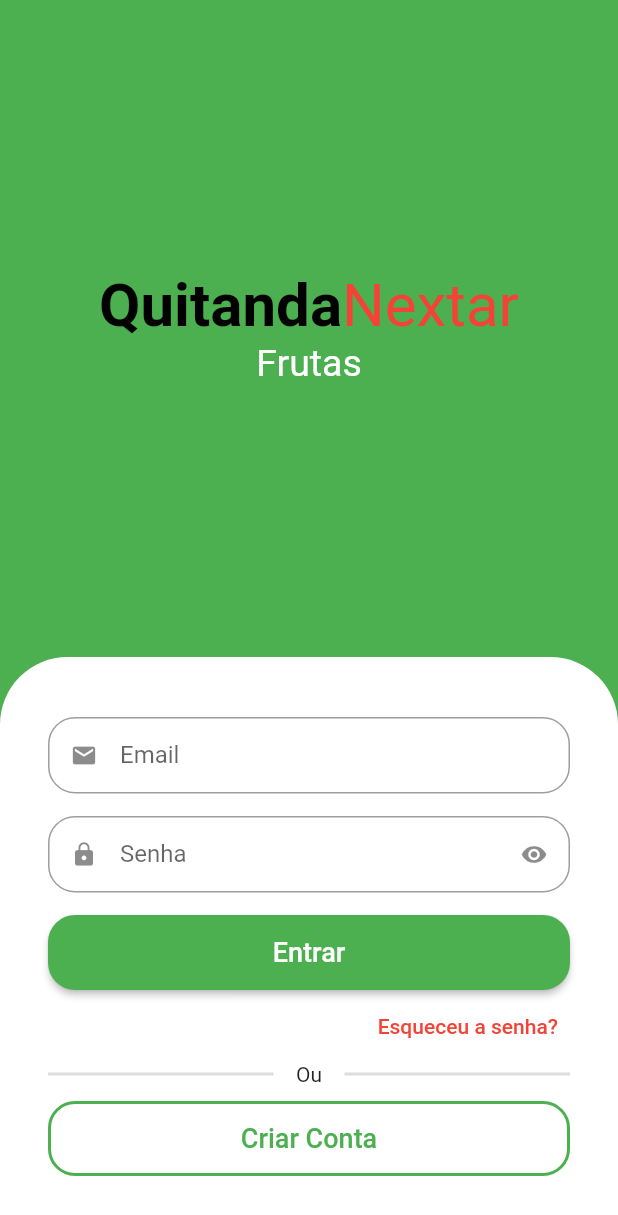
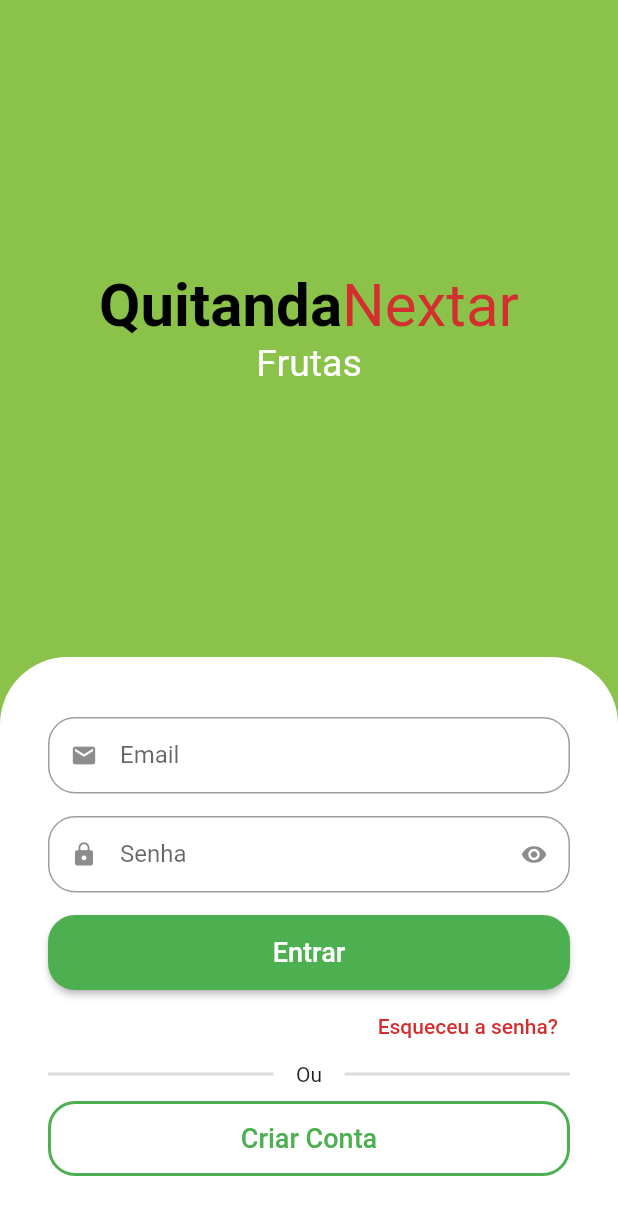
Before and after one commit to emilson-silva/quitanda_virtual, a Flutter app: the screen it shows after launch, on a phone screen of 412 x 824 dp. Shown: the top 1215 px of the screen. Run offline on Flutter 3.47's test engine with Material 2 defaults, Android fonts, the phone set to English and light mode, and no system bars; drawn by our look-alikes of animated_text_kit.

Commit message:
Criando e adc cores customizadas

```diff
--- a/lib/src/auth/sign_in_screen.dart
+++ b/lib/src/auth/sign_in_screen.dart
@@ -1,6 +1,7 @@
 import 'package:animated_text_kit/animated_text_kit.dart';
 import 'package:flutter/material.dart';
 import 'package:quitanda_virtual/src/auth/components/custom_text_field.dart';
+import 'package:quitanda_virtual/src/config/custom_colors.dart';
 
 class SignInScreen extends StatelessWidget {
   const SignInScreen({super.key});
@@ -8,20 +9,20 @@ class SignInScreen extends StatelessWidget {
   @override
   Widget build(BuildContext context) {
     return Scaffold(
-      backgroundColor: Colors.green,
+      backgroundColor: CustomColors.customSwatchColor,
       body: Column(
         children: [
           Expanded(
             child: Column(
               mainAxisAlignment: MainAxisAlignment.center,
               children: [
-                const Text.rich(
+                Text.rich(
                   TextSpan(
-                    style: TextStyle(
+                    style: const TextStyle(
                       fontSize: 40,
                     ),
                     children: [
-                      TextSpan(
+                      const TextSpan(
                         text: 'Quitanda',
                         style: TextStyle(
                           color: Colors.black,
@@ -31,7 +32,7 @@ class SignInScreen extends StatelessWidget {
                       TextSpan(
                         text: 'Nextar',
                         style: TextStyle(
-                          color: Colors.red,
+                          color: CustomColors.customContrastColor,
                         ),
                       )
                     ],
@@ -103,10 +104,10 @@ class SignInScreen extends StatelessWidget {
                   alignment: Alignment.centerRight,
                   child: TextButton(
                     onPressed: () {},
-                    child: const Text(
+                    child: Text(
                       'Esqueceu a senha?',
                       style: TextStyle(
-                        color: Colors.red,
+                        color: CustomColors.customContrastColor,
                       ),
                     ),
                   ),
--- /dev/null
+++ b/lib/src/config/custom_colors.dart
@@ -0,0 +1,20 @@
+import 'package:flutter/material.dart';
+
+Map<int, Color> _swatchOpacity = {
+  50: const Color.fromRGBO(139, 195, 74, 0.1),
+  100: const Color.fromRGBO(139, 195, 74, 0.2),
+  200: const Color.fromRGBO(139, 195, 74, 0.3),
+  300: const Color.fromRGBO(139, 195, 74, 0.4),
+  400: const Color.fromRGBO(139, 195, 74, 0.5),
+  500: const Color.fromRGBO(139, 195, 74, 0.6),
+  600: const Color.fromRGBO(139, 195, 74, 0.7),
+  700: const Color.fromRGBO(139, 195, 74, 0.8),
+  800: const Color.fromRGBO(139, 195, 74, 0.9),
+  900: const Color.fromRGBO(139, 195, 74, 1),
+};
+
+abstract class CustomColors {
+  static Color customContrastColor = Colors.red.shade700;
+  static MaterialColor customSwatchColor =
+      MaterialColor(0xFF8BC34A, _swatchOpacity);
+}
```
